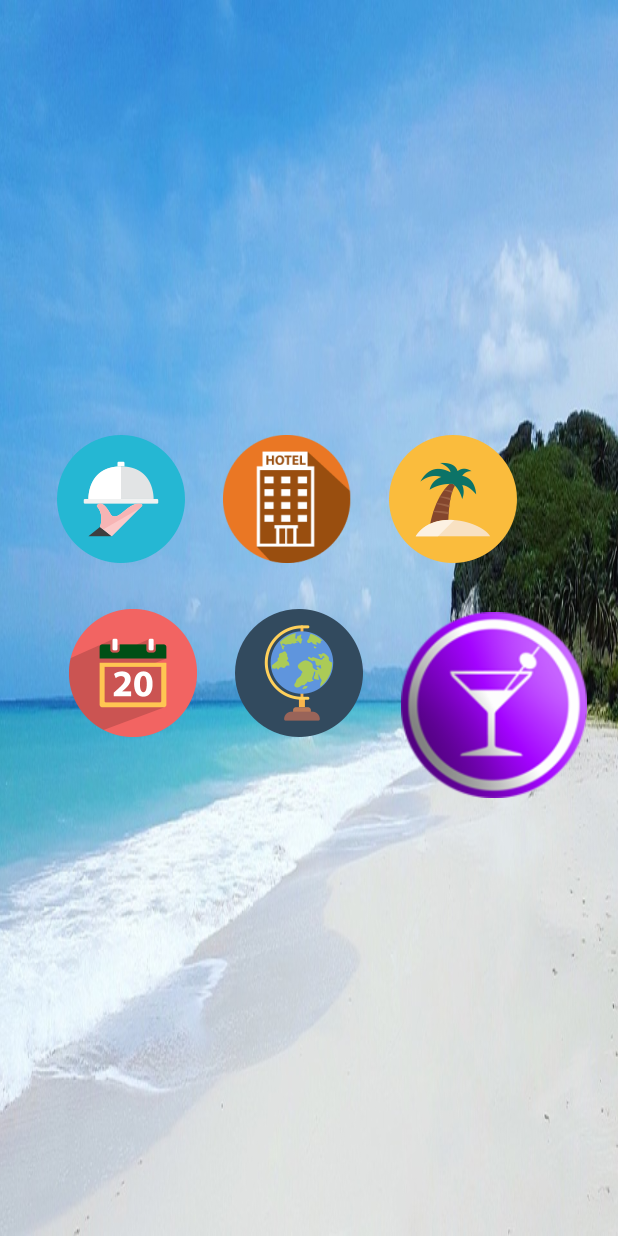
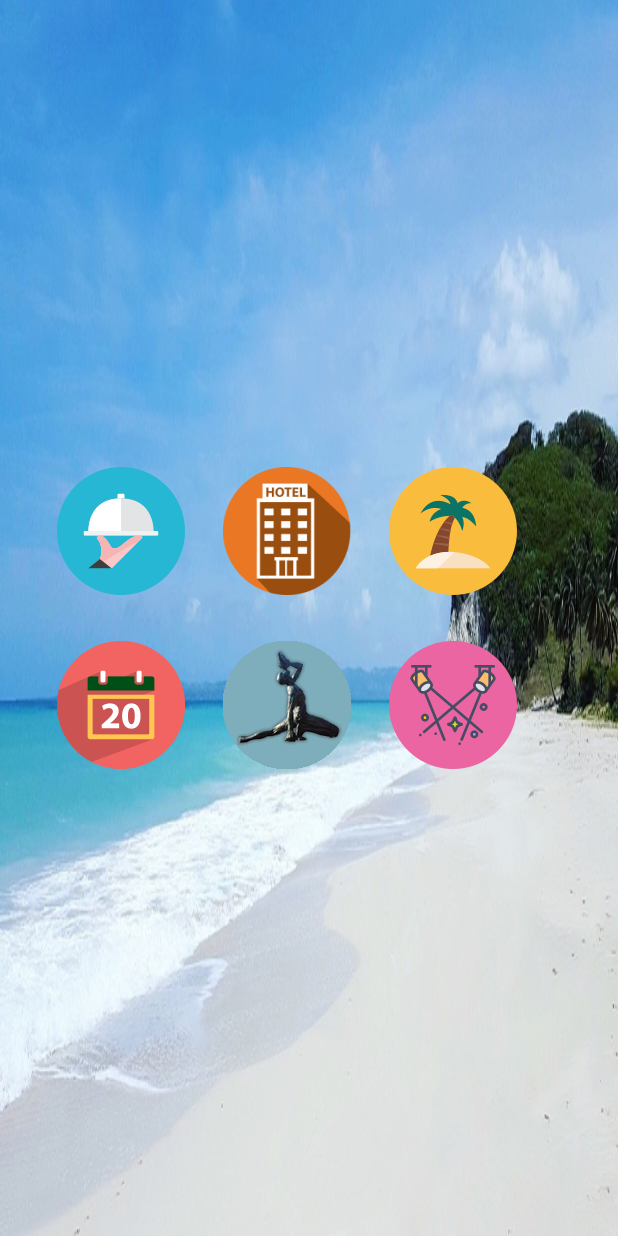
Before and after one commit to AyitiTouris/Ayiti_Touris, an Android app: the screen it shows after launch (MainActivity), on a phone screen of 412 x 824 dp. Run offline under Robolectric (Android 15) with nearby library versions, the phone set to English and light mode, and no system bars.

Commit message:
modify buton menu Club and monuments
Done

```diff
--- a/app/src/main/java/com/example/labadmin/ayiti_touris/utils/ListesClub.java
+++ b/app/src/main/java/com/example/labadmin/ayiti_touris/utils/ListesClub.java
@@ -27,7 +27,7 @@ public class ListesClub extends AppCompatActivity {
 
         setToolbar();// Toolbar
 
-        AdapterClubs adaptador = new AdapterClubs(this, Clubs.randomList(30));
+        AdapterClubs adaptador = new AdapterClubs(this, Clubs.randomList(15));
 
         // Obtain the Recycler
         recycler = (RecyclerView) findViewById(R.id.reciclador);
--- a/app/src/main/java/com/example/labadmin/ayiti_touris/utils/ListesMonument.java
+++ b/app/src/main/java/com/example/labadmin/ayiti_touris/utils/ListesMonument.java
@@ -27,7 +27,7 @@ public class ListesMonument extends AppCompatActivity {
 
         setToolbar();// Toolbar
 
-        AdapterMonuments adaptador = new AdapterMonuments(this, Monuments.randomList(30));
+        AdapterMonuments adaptador = new AdapterMonuments(this, Monuments.randomList(10));
 
         // Obtener el Recycler
         recycler = (RecyclerView) findViewById(R.id.reciclador);
--- a/app/src/main/java/com/example/labadmin/ayiti_touris/utils/ListesPlage.java
+++ b/app/src/main/java/com/example/labadmin/ayiti_touris/utils/ListesPlage.java
@@ -31,7 +31,7 @@ public class  ListesPlage extends AppCompatActivity {
 
         setToolbar();// Toolbar
 
-        AdapterPlages adaptador = new AdapterPlages(this, Plages.randomList(30));
+        AdapterPlages adaptador = new AdapterPlages(this, Plages.randomList(15));
 
         // Obtener el Recycler
         recycler = (RecyclerView) findViewById(R.id.reciclador);
--- a/app/src/main/java/com/example/labadmin/ayiti_touris/utils/ListesResto.java
+++ b/app/src/main/java/com/example/labadmin/ayiti_touris/utils/ListesResto.java
@@ -31,7 +31,7 @@ public class ListesResto extends AppCompatActivity {
 
         setToolbar();// Toolbar
 
-        AdapterRestaurants adaptador = new AdapterRestaurants(this, Restaurants.randomList(30));
+        AdapterRestaurants adaptador = new AdapterRestaurants(this, Restaurants.randomList(20));
 
         // Obtener el Recycler
         recycler = (RecyclerView) findViewById(R.id.reciclador);
--- a/app/src/main/res/layout/activity_main.xml
+++ b/app/src/main/res/layout/activity_main.xml
@@ -8,11 +8,14 @@
     android:background="@drawable/back"
     tools:context="com.example.labadmin.ayiti_touris.MainActivity">
    <RelativeLayout
-       android:layout_centerVertical="true"
        android:padding="5dp"
        android:layout_width="match_parent"
        android:layout_height="wrap_content"
-       android:id="@+id/relativeLayout">
+       android:id="@+id/relativeLayout"
+       android:layout_centerVertical="true"
+       android:layout_alignParentLeft="true"
+       android:layout_alignParentStart="true">
+
        <LinearLayout
            android:id="@+id/ln_ligne1"
            android:padding="15dp"
@@ -50,14 +53,15 @@
            android:layout_width="match_parent"
            android:layout_height="wrap_content"
            android:padding="15dp"
-           android:orientation="horizontal">
+           android:orientation="horizontal"
+           >
 
 
            <ImageView
                android:id="@+id/ivevenements"
                android:layout_width="wrap_content"
                android:layout_height="wrap_content"
-               android:layout_marginLeft="25dp"
+               android:layout_marginLeft="17dp"
                android:src="@drawable/calendar" />
 
 
@@ -66,7 +70,7 @@
                android:layout_width="wrap_content"
                android:layout_height="wrap_content"
                android:layout_marginLeft="25dp"
-               android:src="@drawable/menu_monu"/>
+               android:src="@drawable/mawon128"/>
 
 
            <ImageView
@@ -74,7 +78,7 @@
                android:layout_width="wrap_content"
                android:layout_height="wrap_content"
                android:layout_marginLeft="25dp"
-               android:src="@drawable/club128" />
+               android:src="@drawable/clubsd" />
 
        </LinearLayout>
  </RelativeLayout>
--- a/app/src/main/res/layout/activity_splash_screen.xml
+++ b/app/src/main/res/layout/activity_splash_screen.xml
@@ -11,7 +11,6 @@
     <TextView
         android:layout_width="wrap_content"
         android:layout_height="wrap_content"
-        android:text="Welcome"
         android:textColor="@color/colorPrimaryDark1"
         android:textSize="50sp"
         android:textStyle="italic"
```
Also changed, not shown: app/src/main/res/drawable-hdpi/club128.png (added), app/src/main/res/drawable-hdpi/clubsd.png (added), app/src/main/res/drawable-hdpi/mawon128.png (added).
